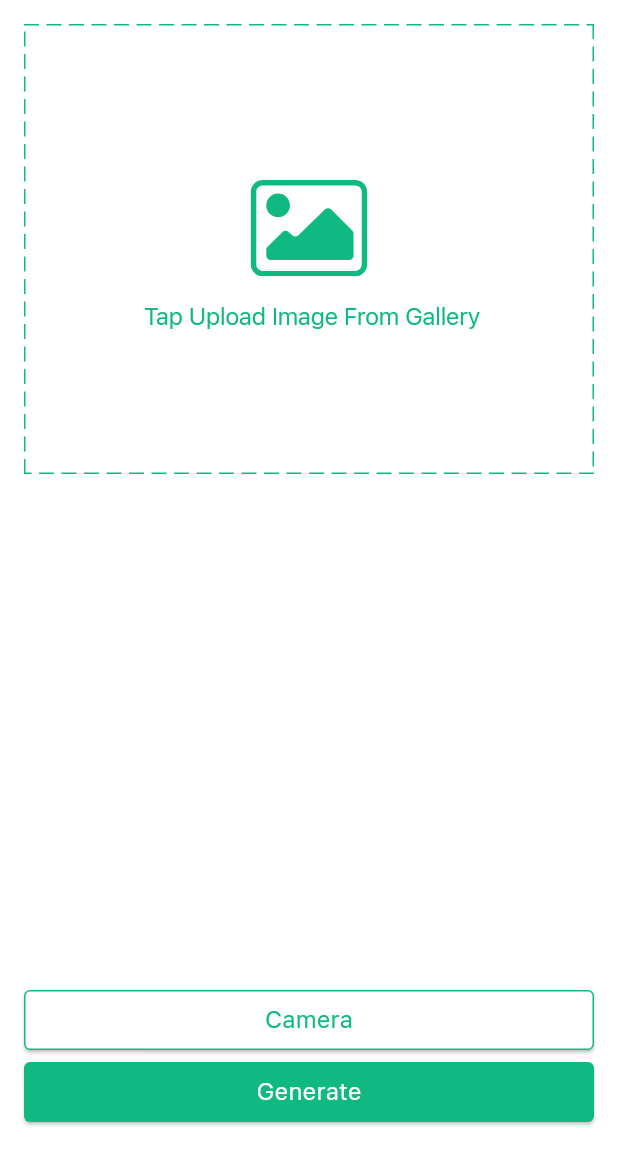
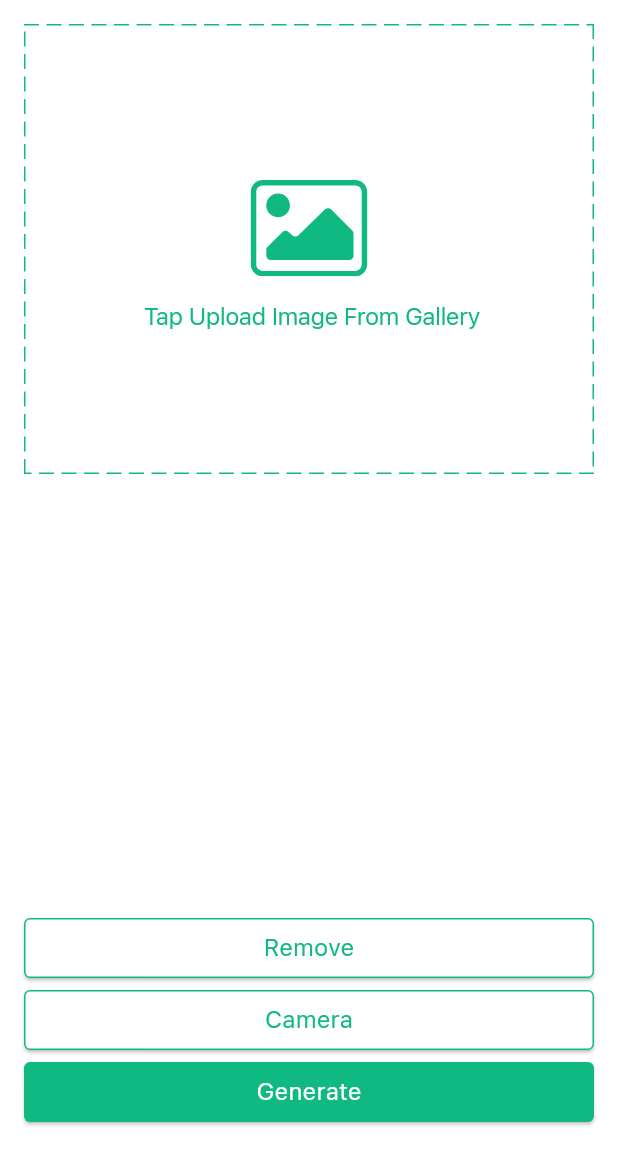
Before and after one commit to Vishu-2003/text_generator, a Flutter app: the screen it shows after launch, after a tap on "Generate", on a phone screen of 412 x 824 dp, the part 84-1236 px from its top. Run offline on Flutter 3.47's test engine with Material 3 defaults, Android fonts, the light colour scheme and no system bars; our stand-ins replace animated_text_kit, flutter_animate, flutter_riverpod, flutter_spinkit, flutter_svg, image_picker and 1 more; missing offline and left inert: google_mlkit_text_recognition.

Commit message:
add text recognization functionality

```diff
--- a/lib/presentation/views/home_view.dart
+++ b/lib/presentation/views/home_view.dart
@@ -1,13 +1,17 @@
+import 'package:animated_text_kit/animated_text_kit.dart';
 import 'package:flutter/cupertino.dart';
 import 'package:flutter/material.dart';
 import 'package:flutter/src/widgets/framework.dart';
+import 'package:flutter_animate/flutter_animate.dart';
 import 'package:flutter_riverpod/flutter_riverpod.dart';
+import 'package:flutter_spinkit/flutter_spinkit.dart';
 import 'package:river_pod_todo/presentation/components/c_core_button.dart';
 import 'package:river_pod_todo/providers/image_providers/image_states.dart';
 import 'package:river_pod_todo/utils/app_assets.dart';
 import 'package:river_pod_todo/utils/app_extension.dart';
 
 import '../../providers/image_providers/image_notifires.dart';
+import '../../providers/text_providers/text_notifires.dart';
 import '../../utils/app_colors.dart';
 import '../../utils/app_textxtheme.dart';
 import '../components/c_dilogbox.dart';
@@ -21,6 +25,7 @@ class HomeView extends ConsumerWidget{
   @override
   Widget build(BuildContext context, WidgetRef ref) {
     final imageState = ref.watch(imageProvider);
+    final textState  = ref.watch(textProvider);
     return Scaffold(
       backgroundColor:white,
       appBar: AppBar(
@@ -36,6 +41,20 @@ class HomeView extends ConsumerWidget{
       ),
       body:Column(
         children: [
+          if(imageState.image!=null)
+          Container(
+              height: 300,
+              width: double.infinity,
+              child: imageState.isLoading!
+                 ? SpinKitChasingDots()
+                 : Image.file(
+                imageState.image!,
+                fit: BoxFit.contain,
+              ),
+            )   .animate()
+                .scale(begin: Offset(0,0),end: Offset(1,1),duration: Duration(milliseconds:800))
+                .fade(),
+          if(imageState.image==null)
             CustomPaint(
               painter:SlashedBorderPainter() ,
               child: CCoreButton(
@@ -56,12 +75,48 @@ class HomeView extends ConsumerWidget{
                 },
               ),
             ),
+          if(textState.generatedText!=null)
+            textState.isLoading
+          ? SpinKitChasingDots()
+          : Expanded(
+              child: ListView(
+                children: [
+                  AnimatedTextKit(
+                    isRepeatingAnimation: false,
+                    animatedTexts: [
+                      TypewriterAnimatedText(
+                          textState.generatedText!,
+                          textStyle: TextThemeX.text14,
+                          textAlign: TextAlign.start,
+                          cursor: " | "
+                      )
+                    ],)
+                ],
+              ),
+            ),
           Spacer(),
           SizedBox(
             width: double.infinity,
             child: ElevatedButton(
               onPressed: (){
-
+               ref.read(imageProvider.notifier).deleteSelectedImage();
+               ref.read(textProvider.notifier).deleteGeneratedText();
+              },
+              style: ElevatedButton.styleFrom(
+                backgroundColor: white,
+                shape: RoundedRectangleBorder(
+                    borderRadius: BorderRadius.circular(4)
+                ),
+                side:BorderSide(color: green),
+              ),
+              child:CText("Remove",style: TextThemeX.text16.copyWith(color: green),),
+            ),
+          ),
+          SizedBox(
+            width: double.infinity,
+            child: ElevatedButton(
+                onPressed: (){
+                   ref.read(imageProvider.notifier).clickImageFromCamera();
                 },
                 style: ElevatedButton.styleFrom(
                   backgroundColor: white,
@@ -76,7 +131,9 @@ class HomeView extends ConsumerWidget{
           SizedBox(
             width: double.infinity,
             child: ElevatedButton(
-              onPressed: (){},
+              onPressed: (){
+                ref.read(textProvider.notifier).generateTextFromImage(imageState.image);
+              },
               style: ElevatedButton.styleFrom(
                 backgroundColor:green,
                 shape: RoundedRectangleBorder(
--- /dev/null
+++ b/lib/providers/text_providers/text_notifires.dart
@@ -0,0 +1,28 @@
+import 'dart:io';
+import 'package:flutter_riverpod/flutter_riverpod.dart';
+import 'package:river_pod_todo/providers/text_providers/text_states.dart';
+import 'package:google_mlkit_text_recognition/google_mlkit_text_recognition.dart';
+
+final textProvider =  StateNotifierProvider<TextNotifier,TextStates>((ref){
+  return TextNotifier();
+});
+
+class TextNotifier extends StateNotifier<TextStates>{
+  TextNotifier():super(TextStates(isLoading: false));
+  final textRecognizer = TextRecognizer(script: TextRecognitionScript.latin);
+  Future<void>generateTextFromImage(File? image) async {
+    if(image==null){
+      state=TextStates(massage: "Please select Image first");
+      return;
+    }
+    state=TextStates(isLoading: true);
+    final  inputImage=InputImage.fromFile(image);
+    final  recognizedText = await textRecognizer.processImage(inputImage);
+    state=TextStates(generatedText:recognizedText.text,isLoading: false);
+    await textRecognizer.close();
+  }
+
+  Future<void> deleteGeneratedText()async{
+    state = TextStates(generatedText: null,isLoading: false);
+  }
+}
--- a/lib/utils/app_assets.dart
+++ b/lib/utils/app_assets.dart
@@ -4,4 +4,5 @@ class AppIcon{
   AppIcon._();
   static const faq = "$iconPath/Faq.svg";
   static const uploadImage="$iconPath/uploadimage.svg";
+  static const eater="$iconPath/beaneater.gif";
 }
```
Also changed, not shown: lib/providers/image_providers/image_notifires.dart (+19 -6 lines), lib/providers/text_providers/text_states.dart (added, +9 -0 lines), pubspec.yaml (+6 -1 lines), pubspec.lock, 1 other file. Lines whose indentation alone changed are shown as unchanged.
